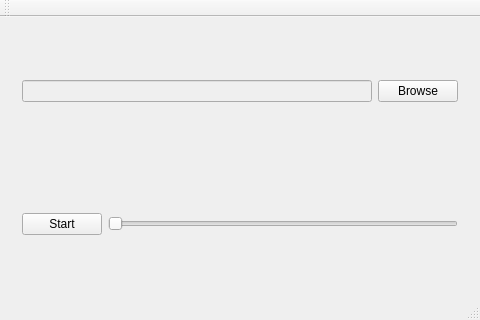
liusy182/pancake-gpio, file mainwindow.ui: the form before one commit.
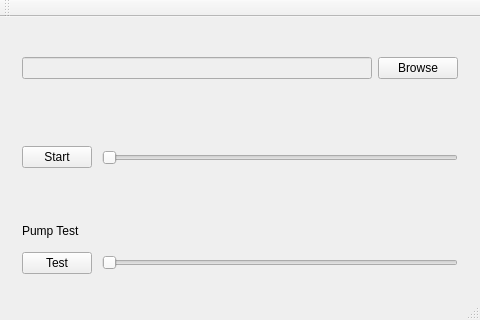
The form after the commit.

```diff
--- a/mainwindow.ui
+++ b/mainwindow.ui
@@ -15,6 +15,9 @@
   </property>
   <widget class="QWidget" name="centralWidget">
    <layout class="QVBoxLayout" name="verticalLayout">
+    <property name="spacing">
+     <number>10</number>
+    </property>
     <item>
      <widget class="QWidget" name="wgtTop" native="true">
       <layout class="QHBoxLayout" name="horizontalLayout">
@@ -43,22 +46,121 @@
     </item>
     <item>
      <widget class="QWidget" name="wgtBottom" native="true">
-      <layout class="QHBoxLayout" name="horizontalLayout_2">
+      <layout class="QVBoxLayout" name="verticalLayout_3">
+       <property name="spacing">
+        <number>10</number>
+       </property>
        <item>
-        <widget class="QPushButton" name="btnStartEnd">
+        <widget class="QWidget" name="wgtControllerStart" native="true">
+         <layout class="QHBoxLayout" name="horizontalLayout_3">
+          <property name="spacing">
+           <number>10</number>
+          </property>
+          <property name="leftMargin">
+           <number>0</number>
+          </property>
+          <property name="topMargin">
+           <number>0</number>
+          </property>
+          <property name="rightMargin">
+           <number>0</number>
+          </property>
+          <property name="bottomMargin">
+           <number>0</number>
+          </property>
+          <item>
+           <widget class="QPushButton" name="btnStartEnd">
+            <property name="minimumSize">
+             <size>
+              <width>70</width>
+              <height>0</height>
+             </size>
+            </property>
+            <property name="maximumSize">
+             <size>
+              <width>70</width>
+              <height>16777215</height>
+             </size>
+            </property>
+            <property name="text">
+             <string>Start</string>
+            </property>
+            <property name="checkable">
+             <bool>true</bool>
+            </property>
+           </widget>
+          </item>
+          <item>
+           <widget class="QSlider" name="sliderSpeed">
+            <property name="orientation">
+             <enum>Qt::Horizontal</enum>
+            </property>
+           </widget>
+          </item>
+         </layout>
+        </widget>
+       </item>
+      </layout>
+     </widget>
+    </item>
+    <item>
+     <widget class="QWidget" name="wgtTest" native="true">
+      <layout class="QVBoxLayout" name="verticalLayout_2">
+       <item>
+        <widget class="QLabel" name="label">
          <property name="text">
-          <string>Start</string>
-         </property>
-         <property name="checkable">
-          <bool>true</bool>
+          <string>Pump Test</string>
          </property>
         </widget>
        </item>
        <item>
-        <widget class="QSlider" name="sliderSpeed">
-         <property name="orientation">
-          <enum>Qt::Horizontal</enum>
-         </property>
+        <widget class="QWidget" name="wgtController" native="true">
+         <layout class="QHBoxLayout" name="horizontalLayout_4">
+          <property name="spacing">
+           <number>10</number>
+          </property>
+          <property name="leftMargin">
+           <number>0</number>
+          </property>
+          <property name="topMargin">
+           <number>0</number>
+          </property>
+          <property name="rightMargin">
+           <number>0</number>
+          </property>
+          <property name="bottomMargin">
+           <number>0</number>
+          </property>
+          <item>
+           <widget class="QPushButton" name="btnTest">
+            <property name="minimumSize">
+             <size>
+              <width>70</width>
+              <height>0</height>
+             </size>
+            </property>
+            <property name="maximumSize">
+             <size>
+              <width>70</width>
+              <height>16777215</height>
+             </size>
+            </property>
+            <property name="text">
+             <string>Test</string>
+            </property>
+            <property name="checkable">
+             <bool>true</bool>
+            </property>
+           </widget>
+          </item>
+          <item>
+           <widget class="QSlider" name="sliderPumper">
+            <property name="orientation">
+             <enum>Qt::Horizontal</enum>
+            </property>
+           </widget>
+          </item>
+         </layout>
         </widget>
        </item>
       </layout>
```
